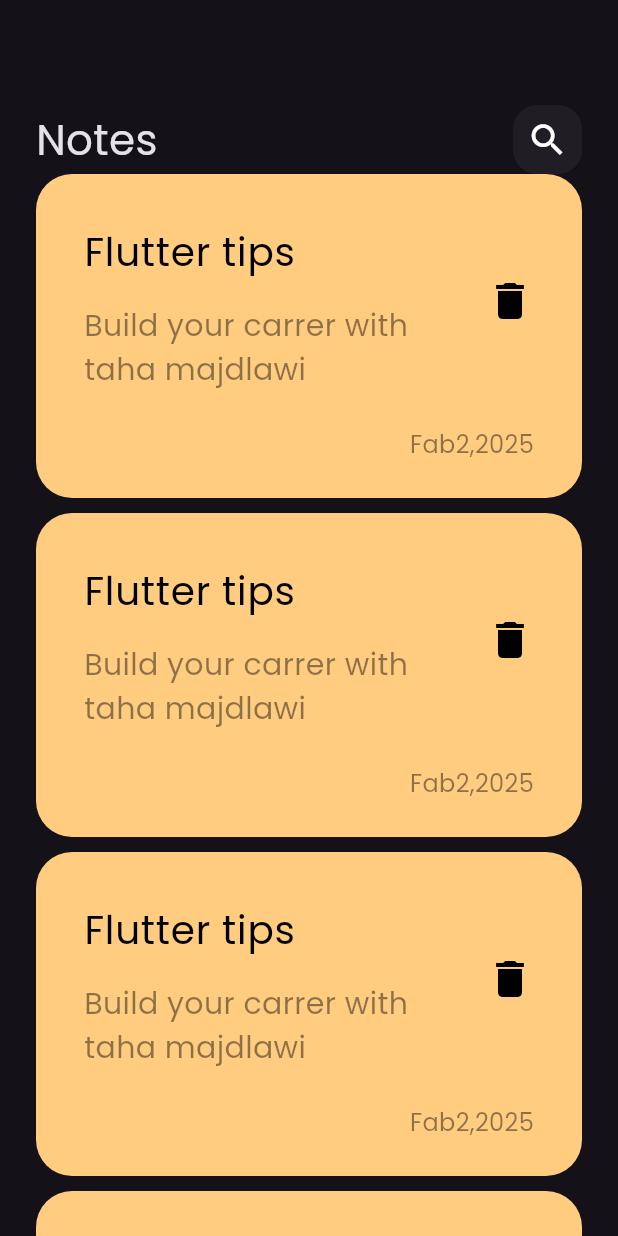
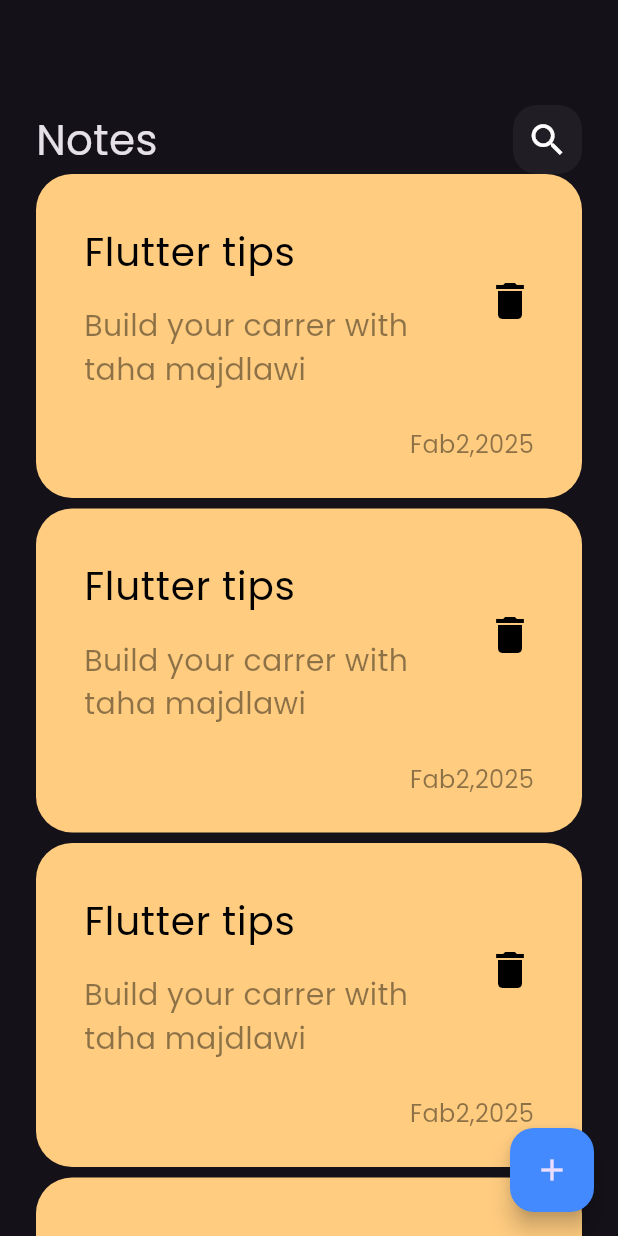
Before and after one commit to taha-majdlawi/note_app, a Flutter app: the screen it shows after launch, on a phone screen of 412 x 824 dp. Run offline on Flutter 3.47's test engine with Material 3 defaults, Android fonts, the phone set to English and light mode, and no system bars.

Commit message:
add floating action button

```diff
--- a/lib/views/notes_view.dart
+++ b/lib/views/notes_view.dart
@@ -7,7 +7,12 @@ class NotesView extends StatelessWidget {
   @override
   Widget build(BuildContext context) {
     return Scaffold(
-      body:NotesViewBody() ,
+      body: NotesViewBody(),
+      floatingActionButton: FloatingActionButton(
+        onPressed: () {},
+        child: Icon(Icons.add),
+        backgroundColor: Colors.blueAccent,
+      ),
     );
   }
 }
--- a/lib/widgets/custome_note_item.dart
+++ b/lib/widgets/custome_note_item.dart
@@ -6,7 +6,7 @@ class NoteItem extends StatelessWidget {
   @override
   Widget build(BuildContext context) {
     return Padding(
-      padding: const EdgeInsets.only(bottom: 10.0),
+      padding: const EdgeInsets.only(bottom: 7.0),
       child: Container(
         padding: EdgeInsets.only(top: 24, bottom: 24, left: 16),
         decoration: BoxDecoration(
```
